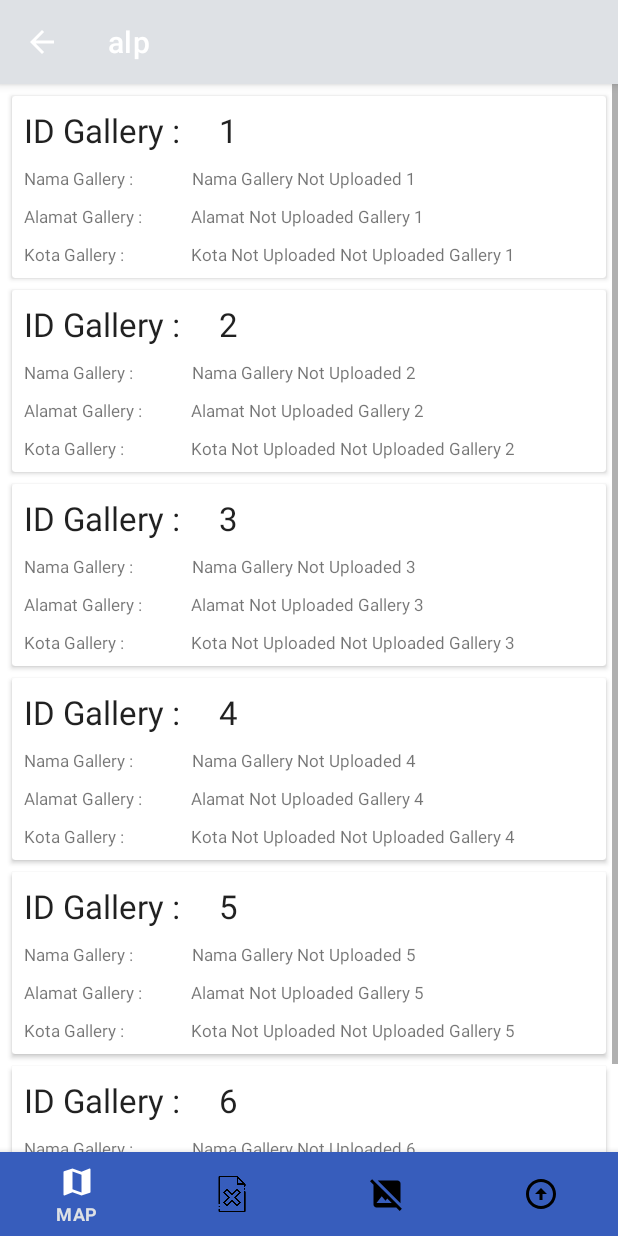
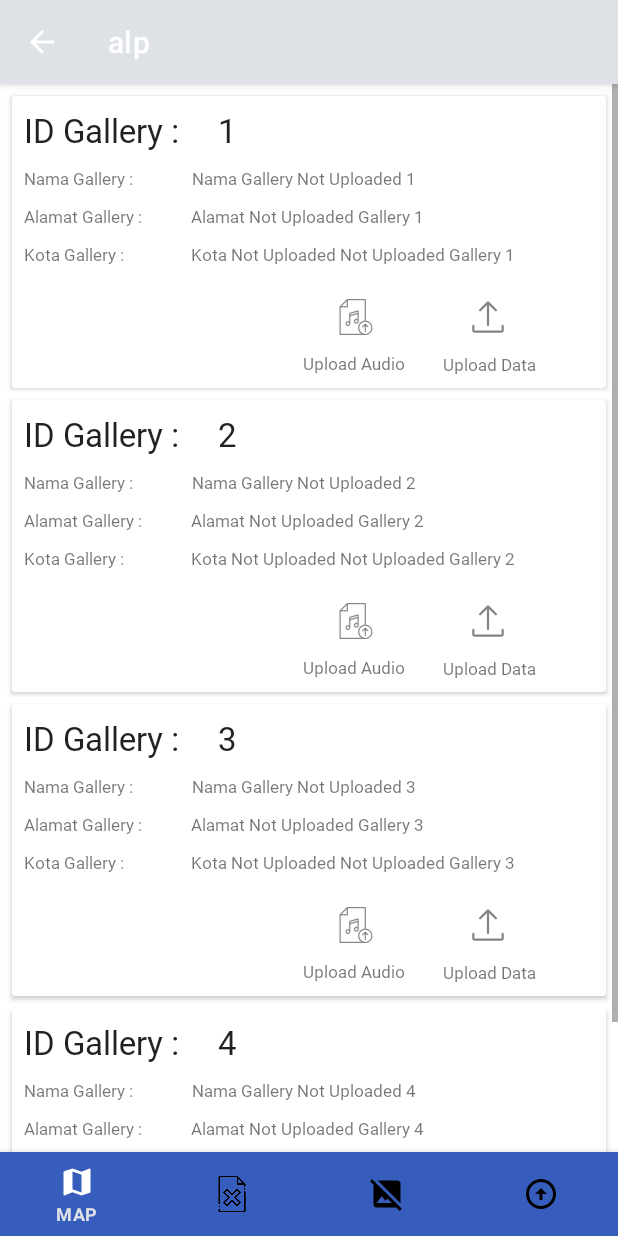
Before and after one commit to vinsensiuschristo/alp, an Android app: the fragment NotuploadedFragment placed in its activity, on a phone screen of 412 x 824 dp. Run offline under Robolectric (Android 15) with nearby library versions, the phone set to English and light mode, and no system bars.

Commit message:
RecyclerView Standar, frangment_unfinished done, fragment_uploaded.xml, fragment_notuploaded.xml done font rubik_regular dan icon

```diff
--- a/app/src/main/res/layout/notuploaded_item.xml
+++ b/app/src/main/res/layout/notuploaded_item.xml
@@ -12,7 +12,8 @@
     <RelativeLayout
         android:layout_width="match_parent"
         android:layout_height="wrap_content"
-        android:padding="8dp">
+        android:padding="8dp"
+        android:id="@+id/relativeLayout1">
 
         <TextView
             android:id="@+id/textIdGallery"
@@ -20,7 +21,8 @@
             android:layout_width="wrap_content"
             android:layout_height="wrap_content"
             android:layout_alignParentEnd="false"
-            android:text="ID Gallery : " />
+            android:text="ID Gallery : "
+            android:fontFamily="@font/rubik_regular"/>
 
         <TextView
             android:id="@+id/idGallery"
@@ -30,7 +32,8 @@
             android:layout_alignParentEnd="false"
             android:layout_marginStart="20dp"
             android:layout_toEndOf="@+id/textIdGallery"
-            android:text="ID Gallery" />
+            android:text="ID Gallery"
+            android:fontFamily="@font/rubik_regular"/>
 
         <TextView
             android:id="@+id/textNamaGallery"
@@ -40,7 +43,8 @@
             android:layout_alignParentEnd="false"
             android:layout_marginTop="10dp"
             android:text="Nama Gallery : "
-            android:textSize="11dp"/>
+            android:textSize="11dp"
+            android:fontFamily="@font/rubik_regular"/>
 
 
         <TextView
@@ -54,7 +58,8 @@
             android:layout_toEndOf="@+id/textNamaGallery"
             android:text="Nama Gallery "
             android:textSize="11dp"
-            android:ellipsize="end"/>
+            android:ellipsize="end"
+            android:fontFamily="@font/rubik_regular"/>
 
         <TextView
             android:id="@+id/textAlamatGallery"
@@ -64,7 +69,8 @@
             android:layout_alignParentEnd="false"
             android:layout_marginTop="10dp"
             android:text="Alamat Gallery : "
-            android:textSize="11dp"/>
+            android:textSize="11dp"
+            android:fontFamily="@font/rubik_regular"/>
 
         <TextView
             android:id="@+id/alamatGallery"
@@ -77,7 +83,8 @@
             android:layout_toEndOf="@+id/textAlamatGallery"
             android:text="Alamat Gallery "
             android:textSize="11dp"
-            android:ellipsize="end"/>
+            android:ellipsize="end"
+            android:fontFamily="@font/rubik_regular"/>
 
         <TextView
             android:id="@+id/textKotaGallery"
@@ -87,7 +94,8 @@
             android:layout_alignParentEnd="false"
             android:layout_marginTop="10dp"
             android:text="Kota Gallery : "
-            android:textSize="11dp"/>
+            android:textSize="11dp"
+            android:fontFamily="@font/rubik_regular"/>
 
         <TextView
             android:id="@+id/kotaGallery"
@@ -100,7 +108,57 @@
             android:layout_toEndOf="@+id/textAlamatGallery"
             android:text="Kota Gallery "
             android:textSize="11dp"
-            android:ellipsize="end"/>
+            android:ellipsize="end"
+            android:fontFamily="@font/rubik_regular"/>
+
+
+        //Image Button
+
+        <ImageButton
+            android:id="@+id/uploadAudio"
+            android:layout_width="wrap_content"
+            android:layout_height="wrap_content"
+            android:layout_below="@+id/textKotaGallery"
+            android:layout_alignStart="@+id/textKotaGallery"
+            android:layout_marginStart="197dp"
+            android:layout_marginTop="12dp"
+            android:backgroundTint="@color/white"
+            android:src="@drawable/ic_action_name" />
+
+        <TextView
+            android:layout_width="wrap_content"
+            android:layout_height="wrap_content"
+            android:layout_below="@+id/uploadAudio"
+            android:layout_marginStart="-59dp"
+            android:layout_marginTop="1dp"
+            android:layout_toEndOf="@+id/uploadAudio"
+            android:fontFamily="@font/rubik_regular"
+            android:maxLines="1"
+            android:text="Upload Audio"
+            android:textSize="11dp" />
+
+        <ImageButton
+            android:id="@+id/uploadData"
+            android:layout_width="wrap_content"
+            android:layout_height="wrap_content"
+            android:layout_below="@+id/kotaGallery"
+            android:layout_marginStart="40dp"
+            android:layout_marginTop="12dp"
+            android:layout_toEndOf="@+id/uploadAudio"
+            android:backgroundTint="@color/white"
+            android:src="@drawable/ic_upload_data" />
+
+        <TextView
+            android:layout_width="wrap_content"
+            android:layout_height="wrap_content"
+            android:layout_below="@+id/uploadData"
+            android:layout_marginStart="34dp"
+            android:layout_marginTop="2dp"
+            android:layout_toEndOf="@+id/uploadAudio"
+            android:fontFamily="@font/rubik_regular"
+            android:maxLines="1"
+            android:text="Upload Data"
+            android:textSize="11dp" />
 
     </RelativeLayout>
 
```
Also changed, not shown: app/src/main/res/layout/unfinished_item.xml (+16 -8 lines), app/src/main/res/layout/uploaded_item.xml (+16 -8 lines), app/src/main/res/drawable-hdpi/ic_action_name.png (added), app/src/main/res/drawable-hdpi/ic_upload_data.png (added), app/src/main/res/drawable-mdpi/ic_action_name.png (added), app/src/main/res/drawable-mdpi/ic_upload_data.png (added), app/src/main/res/drawable-xhdpi/ic_action_name.png (added), app/src/main/res/drawable-xhdpi/ic_upload_data.png (added), app/src/main/res/drawable-xxhdpi/ic_action_name.png (added), app/src/main/res/drawable-xxhdpi/ic_upload_data.png (added), app/src/main/res/drawable-xxxhdpi/ic_action_name.png (added), app/src/main/res/drawable-xxxhdpi/ic_upload_data.png (added).
